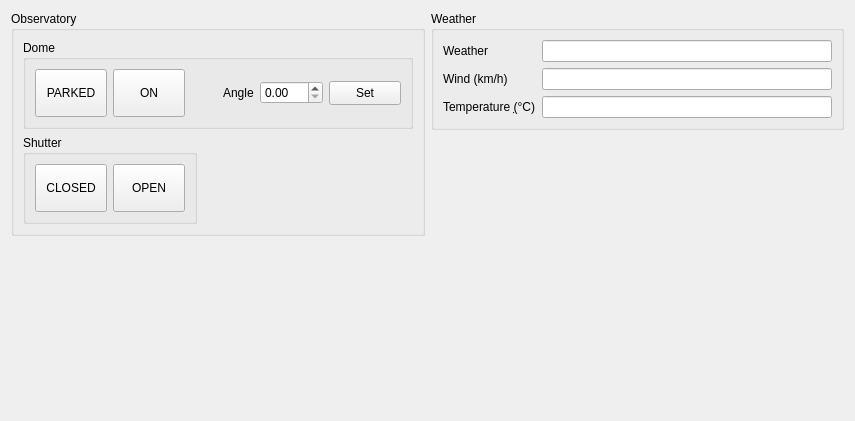
Old version of the form kstars/ekos/observatory/observatory.ui in the repository sterne-jaeger/kstars.
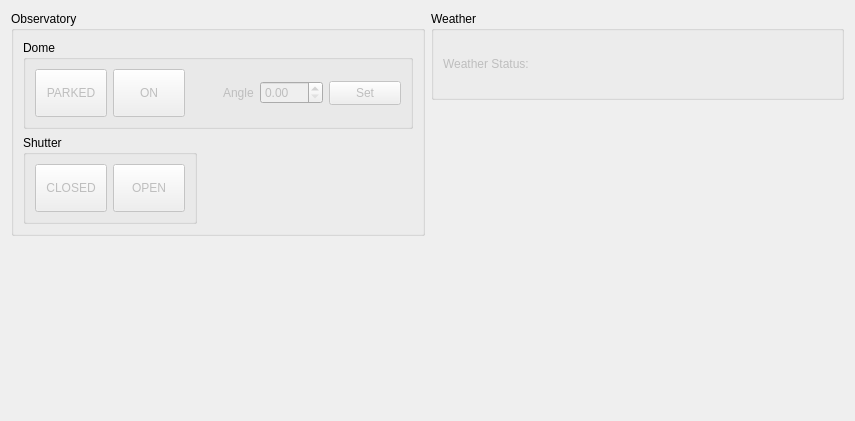
New version of the form.

Commit message: Initial weather status display added

What changed in the file:
```diff
--- a/kstars/ekos/observatory/observatory.ui
+++ b/kstars/ekos/observatory/observatory.ui
@@ -40,6 +40,9 @@
         <layout class="QGridLayout" name="gridLayout_3">
          <item row="0" column="0">
           <widget class="QPushButton" name="domeParked">
+           <property name="enabled">
+            <bool>false</bool>
+           </property>
            <property name="minimumSize">
             <size>
              <width>72</width>
@@ -76,6 +79,9 @@
          </item>
          <item row="0" column="1">
           <widget class="QPushButton" name="domeOn">
+           <property name="enabled">
+            <bool>false</bool>
+           </property>
            <property name="minimumSize">
             <size>
              <width>72</width>
@@ -110,17 +116,27 @@
          <item row="0" column="2">
           <layout class="QHBoxLayout" name="horizontalLayout">
            <item alignment="Qt::AlignRight">
-            <widget class="QLabel" name="label">
+            <widget class="QLabel" name="angleLabel">
+             <property name="enabled">
+              <bool>false</bool>
+             </property>
              <property name="text">
               <string>Angle</string>
              </property>
             </widget>
            </item>
            <item>
-            <widget class="QDoubleSpinBox" name="domeAngleSpinBox"/>
+            <widget class="QDoubleSpinBox" name="domeAngleSpinBox">
+             <property name="enabled">
+              <bool>false</bool>
+             </property>
+            </widget>
            </item>
            <item>
             <widget class="QPushButton" name="setDomeAngleButton">
+             <property name="enabled">
+              <bool>false</bool>
+             </property>
              <property name="minimumSize">
               <size>
                <width>72</width>
@@ -151,6 +167,9 @@
         <layout class="QGridLayout" name="gridLayout_4">
          <item row="0" column="0">
           <widget class="QPushButton" name="shutterClosed">
+           <property name="enabled">
+            <bool>false</bool>
+           </property>
            <property name="minimumSize">
             <size>
              <width>72</width>
@@ -187,6 +206,9 @@
          </item>
          <item row="0" column="1">
           <widget class="QPushButton" name="shutterOpen">
+           <property name="enabled">
+            <bool>false</bool>
+           </property>
            <property name="minimumSize">
             <size>
              <width>72</width>
@@ -224,53 +246,6 @@
      </layout>
     </widget>
    </item>
-   <item row="0" column="1" alignment="Qt::AlignTop">
-    <widget class="QGroupBox" name="WeatherBox">
-     <property name="title">
-      <string>Weather</string>
-     </property>
-     <layout class="QGridLayout" name="gridLayout_5">
-      <item row="0" column="1">
-       <widget class="QLineEdit" name="weatherEdit"/>
-      </item>
-      <item row="1" column="1">
-       <widget class="QLineEdit" name="windEdit"/>
-      </item>
-      <item row="1" column="0">
-       <widget class="QLabel" name="label_3">
-        <property name="text">
-         <string>Wind (km/h)</string>
-        </property>
-       </widget>
-      </item>
-      <item row="0" column="0">
-       <widget class="QLabel" name="label_2">
-        <property name="text">
-         <string>Weather</string>
-        </property>
-       </widget>
-      </item>
-      <item row="2" column="0">
-       <widget class="QLabel" name="label_4">
-        <property name="text">
-         <string>Temperature (̣°C)</string>
-        </property>
-       </widget>
-      </item>
-      <item row="2" column="1">
-       <widget class="QLineEdit" name="temperatureEdit"/>
-      </item>
-     </layout>
-     <zorder>label</zorder>
-     <zorder>ObservatoryBox</zorder>
-     <zorder>label_2</zorder>
-     <zorder>weatherEdit</zorder>
-     <zorder>label_3</zorder>
-     <zorder>windEdit</zorder>
-     <zorder>label_4</zorder>
-     <zorder>temperatureEdit</zorder>
-    </widget>
-   </item>
    <item row="1" column="0">
     <spacer name="horizontalSpacer">
      <property name="orientation">
@@ -297,6 +272,63 @@
      </property>
     </spacer>
    </item>
+   <item row="0" column="1" alignment="Qt::AlignTop">
+    <widget class="QGroupBox" name="weatherBox">
+     <property name="title">
+      <string>Weather</string>
+     </property>
+     <layout class="QGridLayout" name="gridLayout_5">
+      <item row="0" column="2">
+       <spacer name="horizontalSpacer_3">
+        <property name="orientation">
+         <enum>Qt::Horizontal</enum>
+        </property>
+        <property name="sizeHint" stdset="0">
+         <size>
+          <width>40</width>
+          <height>20</height>
+         </size>
+        </property>
+       </spacer>
+      </item>
+      <item row="0" column="0">
+       <widget class="QLabel" name="weatherLabel">
+        <property name="enabled">
+         <bool>false</bool>
+        </property>
+        <property name="text">
+         <string>Weather Status: </string>
+        </property>
+       </widget>
+      </item>
+      <item row="0" column="1">
+       <widget class="QLabel" name="weatherStatusLabel">
+        <property name="sizePolicy">
+         <sizepolicy hsizetype="Fixed" vsizetype="Fixed">
+          <horstretch>0</horstretch>
+          <verstretch>0</verstretch>
+         </sizepolicy>
+        </property>
+        <property name="minimumSize">
+         <size>
+          <width>48</width>
+          <height>48</height>
+         </size>
+        </property>
+        <property name="maximumSize">
+         <size>
+          <width>48</width>
+          <height>48</height>
+         </size>
+        </property>
+        <property name="text">
+         <string/>
+        </property>
+       </widget>
+      </item>
+     </layout>
+    </widget>
+   </item>
   </layout>
  </widget>
  <resources/>
```
Left out of the diff: 2 changed lines with no effect on the pictures. The commit also changes 9 other files.
